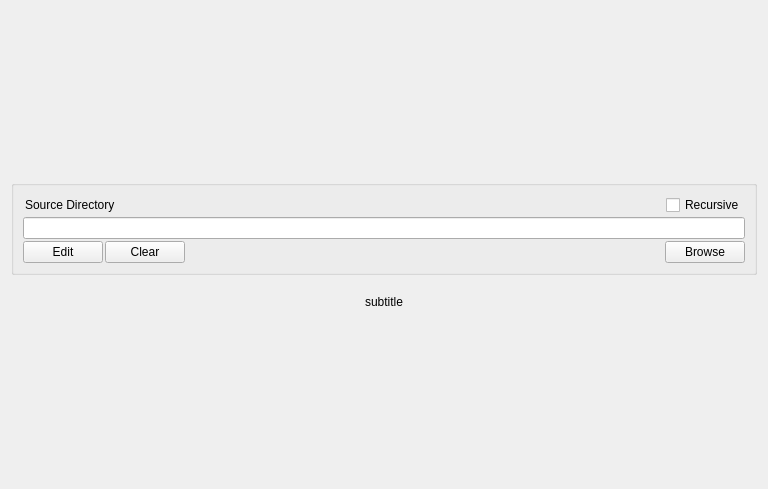
First picture: the form in src/forms/inputwidget.ui, repository fluxth/fluxrename, before the edit.
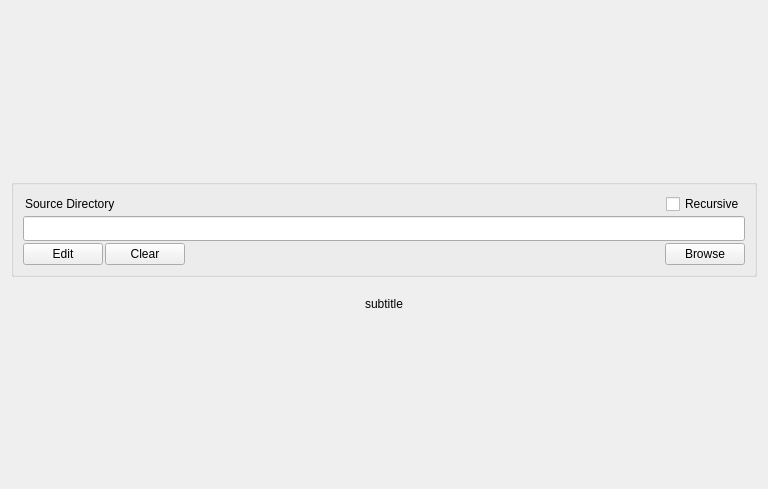
Second picture: the form after the edit.

What changed in the file:
```diff
--- a/src/forms/inputwidget.ui
+++ b/src/forms/inputwidget.ui
@@ -105,6 +105,12 @@
           <verstretch>0</verstretch>
          </sizepolicy>
         </property>
+        <property name="minimumSize">
+         <size>
+          <width>0</width>
+          <height>25</height>
+         </size>
+        </property>
         <property name="readOnly">
          <bool>true</bool>
         </property>
```
